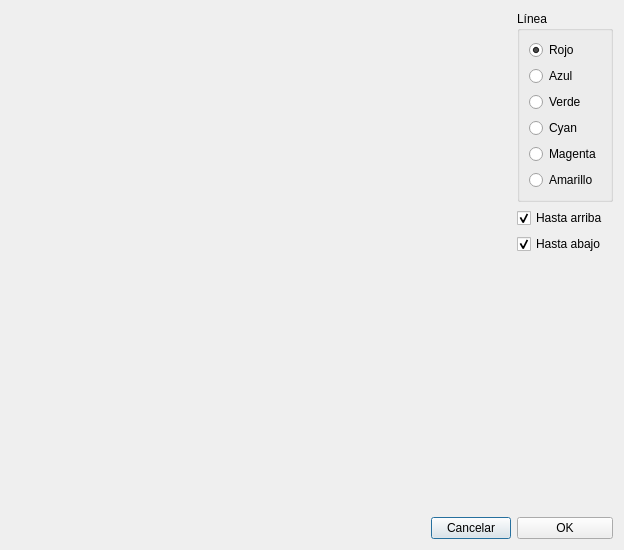
The window that src/GUI/LineSelectionDialog.ui (fblupi/3DCurator) describes before a commit, drawn with Qt 5.
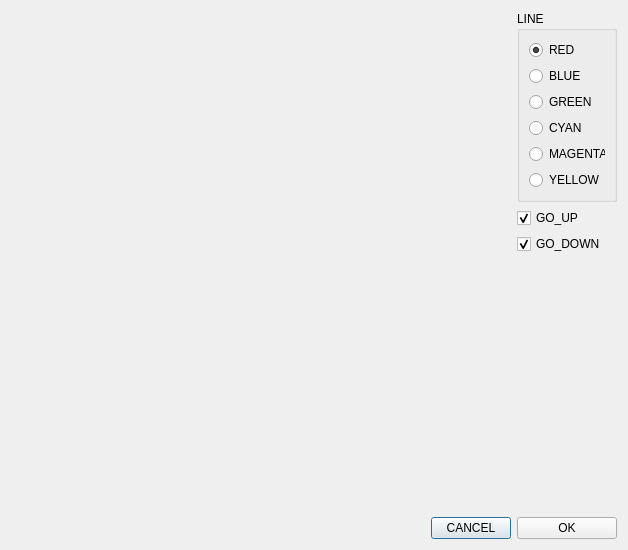
The same window after the commit.

Commit message: i18n LineSelectionDialog.ui closes #78

The edit to the form file:
```diff
--- a/src/GUI/LineSelectionDialog.ui
+++ b/src/GUI/LineSelectionDialog.ui
@@ -29,13 +29,13 @@
       </size>
      </property>
      <property name="title">
-      <string>Línea</string>
+      <string>LINE</string>
      </property>
      <layout class="QVBoxLayout" name="verticalLayout">
       <item>
        <widget class="QRadioButton" name="redRadioButton">
         <property name="text">
-         <string>Rojo</string>
+         <string>RED</string>
         </property>
         <property name="checked">
          <bool>true</bool>
@@ -45,7 +45,7 @@
       <item>
        <widget class="QRadioButton" name="blueRadioButton">
         <property name="text">
-         <string>Azul</string>
+         <string>BLUE</string>
         </property>
         <property name="checked">
          <bool>false</bool>
@@ -55,28 +55,28 @@
       <item>
        <widget class="QRadioButton" name="greenRadioButton">
         <property name="text">
-         <string>Verde</string>
+         <string>GREEN</string>
         </property>
        </widget>
       </item>
       <item>
        <widget class="QRadioButton" name="cyanRadioButton">
         <property name="text">
-         <string>Cyan</string>
+         <string>CYAN</string>
         </property>
        </widget>
       </item>
       <item>
        <widget class="QRadioButton" name="magentaRadioButton">
         <property name="text">
-         <string>Magenta</string>
+         <string>MAGENTA</string>
         </property>
        </widget>
       </item>
       <item>
        <widget class="QRadioButton" name="yellowRadioButton">
         <property name="text">
-         <string>Amarillo</string>
+         <string>YELLOW</string>
         </property>
        </widget>
       </item>
@@ -118,7 +118,7 @@
    <item row="4" column="1">
     <widget class="QPushButton" name="cancelButton">
      <property name="text">
-      <string>Cancelar</string>
+      <string>CANCEL</string>
      </property>
     </widget>
    </item>
@@ -145,7 +145,7 @@
    <item row="1" column="2">
     <widget class="QCheckBox" name="completeUp">
      <property name="text">
-      <string>Hasta arriba</string>
+      <string>GO_UP</string>
      </property>
      <property name="checked">
       <bool>true</bool>
@@ -155,7 +155,7 @@
    <item row="2" column="2">
     <widget class="QCheckBox" name="completeDown">
      <property name="text">
-      <string>Hasta abajo</string>
+      <string>GO_DOWN</string>
      </property>
      <property name="checked">
       <bool>true</bool>
```
The commit also changes 4 other files.
